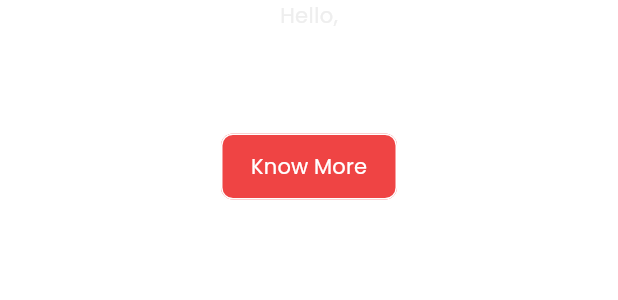
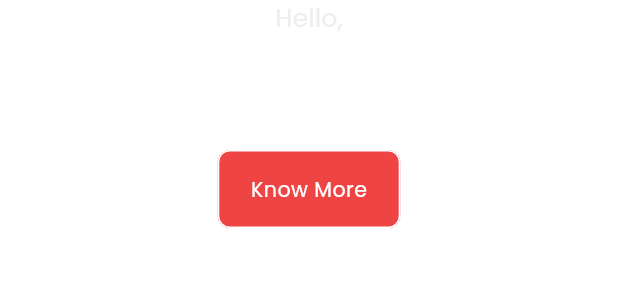
Before and after one commit to diwashrai469/My-portfolio, a Flutter app: what introText() shows on an empty page, opened directly, on a phone screen of 412 x 824 dp. Shown: the top 300 px of the screen. Run offline on Flutter 3.47's test engine with Material 3 defaults, Android fonts, the phone set to English and light mode, and no system bars; drawn by our look-alikes of oktoast; our stand-ins replace font_awesome_flutter, get, get_storage, lottie, responsive_builder; accounts and stored records are empty; project files that could hold a hidden picture were left out.

Commit message:
few chnages

```diff
--- a/lib/feature/introduction/view/widgets/common_widgets/intro_text.dart
+++ b/lib/feature/introduction/view/widgets/common_widgets/intro_text.dart
@@ -1,4 +1,5 @@
 import 'package:flutter/material.dart';
+import 'package:get/get.dart';
 import 'package:myportfolio/common/constant/app_dimens.dart';
 import 'package:myportfolio/common/constant/ui_helpers.dart';
 import 'package:myportfolio/common/utils/app_text_style.dart';
@@ -6,21 +7,18 @@ import 'package:myportfolio/common/widgets/k_button.dart';
 
 Widget introText() {
   return Column(
-    mainAxisAlignment: MainAxisAlignment.start,
     children: [
       Text(
         "Hello,",
-        textAlign: TextAlign.left,
-        style: appTextStyle()?.copyWith(
-            color: Colors.grey.shade200,
-            fontSize: AppDimens.headlineFontSizeXSmall),
+        style: appTextStyle()
+            ?.copyWith(color: Colors.grey.shade200, fontSize: Get.height / 50),
       ),
       xsHeightSpan,
       Text(
         "I'm Diwash",
         style: appTextStyle()?.copyWith(
             color: Colors.white,
-            fontSize: AppDimens.headlineFontSizeSSmall,
+            fontSize: Get.height / 45,
             fontWeight: AppDimens.lfontweight),
       ),
       xsHeightSpan,
@@ -28,7 +26,7 @@ Widget introText() {
         'Flutter Developer',
         style: appTextStyle()?.copyWith(
           color: Colors.white,
-          fontSize: AppDimens.headlineFontSizeXSmall,
+          fontSize: Get.height / 45,
         ),
       ),
       mHeightSpan,
@@ -36,7 +34,17 @@ Widget introText() {
         mainAxisAlignment: MainAxisAlignment.center,
         children: [
           KButton(
-              bordered: true, child: const Text("Know More"), onPressed: () {}),
+              size: ButtonSize.medium,
+              bordered: true,
+              child: Text(
+                "Know More",
+                overflow: TextOverflow.ellipsis,
+                style: appTextStyle()?.copyWith(
+                  color: Colors.white,
+                  fontSize: Get.height / 60,
+                ),
+              ),
+              onPressed: () {}),
         ],
       )
     ],
```
Also changed, not shown: lib/feature/introduction/view/widgets/common_widgets/my_image.dart (deleted, +0 -50 lines), lib/feature/introduction/view/widgets/intro_mobile_view.dart (+47 -3 lines), lib/feature/introduction/view/widgets/intro_tablet_view.dart (+81 -1 lines).
